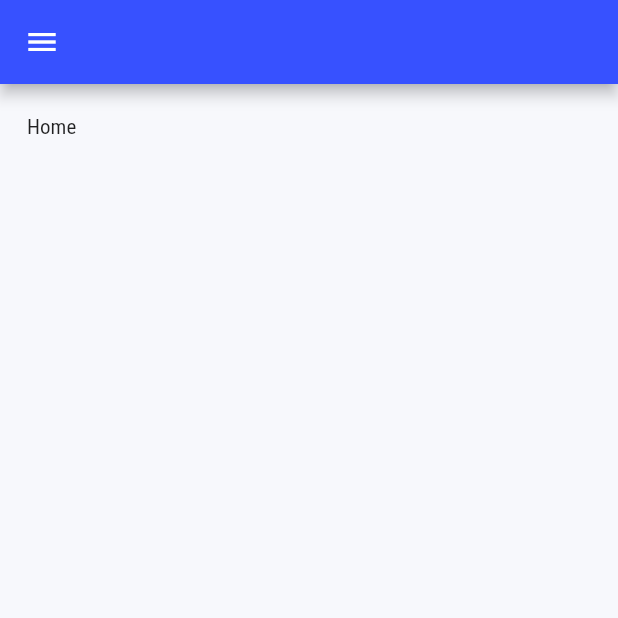
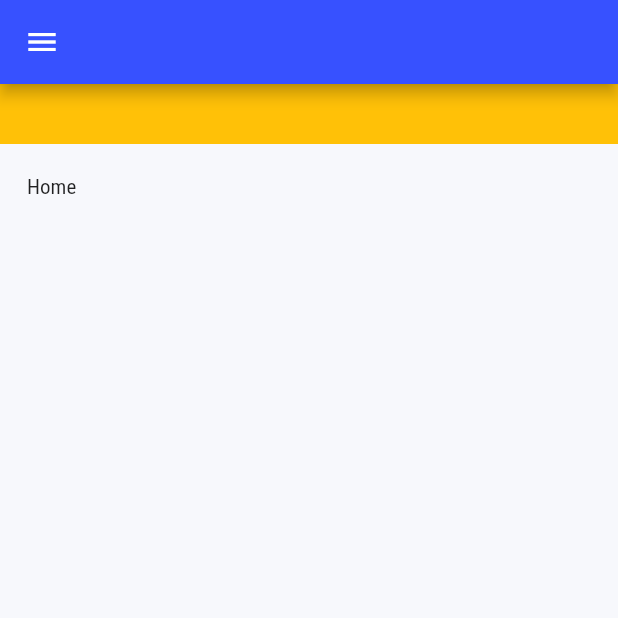
Before and after one commit to VictorCardoso22/carteira_admin, a Flutter app: the AdminPage screen opened by its route, on a phone screen of 412 x 824 dp, the top half of it. Run offline on Flutter 3.47's test engine with Material 2 defaults, Android fonts, the phone set to English and light mode, and no system bars; our stand-ins replace get, sidebarx, stacked; missing offline and left inert: cpf_cnpj_validator; Roboto replaces fonts that are missing (Roboto Condensed).

Commit message:
Iniciando topo

```diff
--- a/admin/lib/pages/admin_page.dart
+++ b/admin/lib/pages/admin_page.dart
@@ -1,5 +1,6 @@
 import 'package:admin/components/menu_sidebar.dart';
 import 'package:admin/pages/admin_page_viewmodel.dart';
+import 'package:admin/pages/topo_page/topo_page.dart';
 import 'package:admin/ui/colors.dart';
 import 'package:flutter/material.dart';
 import 'package:get/get_navigation/src/root/get_material_app.dart';
@@ -38,7 +39,7 @@ class _AdminPageState extends State<AdminPage> {
               color: kBackgroundLightColor,
               child: Column(
                 children: [
-                  // Topo(),
+                  TopoPage(),
                   // MENU LATERAL
                   Flexible(
                     child: Row(
--- /dev/null
+++ b/admin/lib/pages/topo_page/topo_page.dart
@@ -0,0 +1,84 @@
+import 'package:admin/ui/colors.dart';
+import 'package:flutter/material.dart';
+
+class TopoPage extends StatefulWidget {
+  const TopoPage({Key? key}) : super(key: key);
+
+  @override
+  State<TopoPage> createState() => _TopoPageState();
+}
+
+class _TopoPageState extends State<TopoPage> {
+  @override
+  Widget build(BuildContext context) {
+    return Container(
+      height: 40,
+      margin: EdgeInsets.zero,
+      padding: EdgeInsets.symmetric(horizontal: 12),
+      color: Colors.amber,
+      child: Row(
+        children: [
+          const SizedBox(width: 10),
+          // _buildIcon(
+          //     heightBox: 40, icon: Icons.notifications_none, onPressed: () {}),
+          // const SizedBox(width: 10),
+          // _buildPersonalInfo(
+          //   heightBox: 40,
+          //   name: 'Fulano de tal',
+          // )
+        ],
+      ),
+    );
+  }
+
+  // Widget _buildIcon({double? heightBox, IconData? icon, onPressed}) {
+  //   return Container(
+  //       constraints: BoxConstraints.tightFor(
+  //         width: 60,
+  //         height: heightBox,
+  //       ),
+  //       child: TextButton.icon(
+  //         onPressed: () {},
+  //         icon: Icon(
+  //           icon,
+  //           color: kOnPrimaryContainerColor,
+  //           size: 25,
+  //         ),
+  //         label: Text(""),
+  //       ));
+  // }
+
+  // Widget _buildPersonalInfo({
+  //   double? heightBox,
+  //   // ignore: unused_element
+  //   String? imagePerfil,
+  //   String? name,
+  // }) {
+  //   double? _heightBox = heightBox;
+  //   String? _name = name;
+
+  //   return Container(
+  //     decoration: BoxDecoration(
+  //       borderRadius: const BorderRadius.all(
+  //         Radius.circular(5),
+  //       ),
+  //       color: Colors.red,
+  //     ),
+  //     padding: EdgeInsets.symmetric(
+  //       horizontal: 10,
+  //       vertical: 5,
+  //     ),
+  //     height: _heightBox,
+  //     child: Row(
+  //       children: [
+  //         CircleAvatar(),
+  //         const SizedBox(width: 12),
+  //         Container(
+  //             child: Text(
+  //           _name!,
+  //         )),
+  //       ],
+  //     ),
+  //   );
+  // }
+}
```
